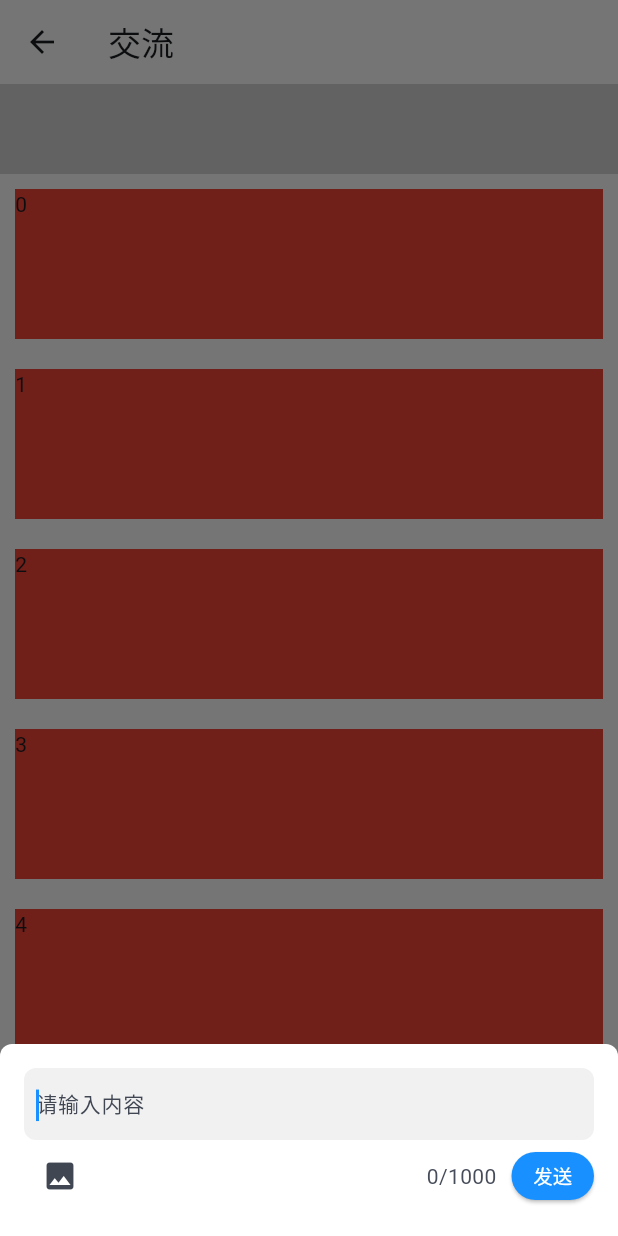
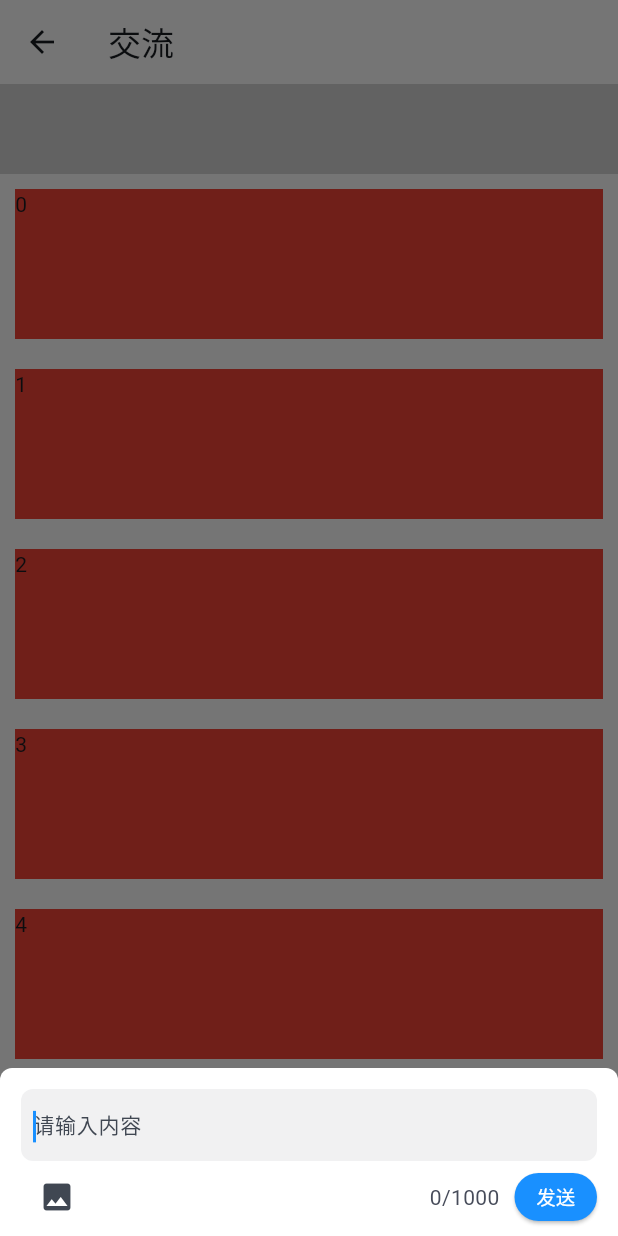
Before and after one commit to acmenlei/flutter_common_package, a Flutter app: the EssayPage screen opened directly, after a tap on the "add" icon, on a phone screen of 412 x 824 dp. Run offline on Flutter 3.47's test engine with Material 3 defaults, Android fonts, the light colour scheme and no system bars; drawn by our look-alikes of oktoast; our stand-ins replace cached_network_image, cookie_jar, device_info_plus, dio, dio_cookie_manager, easy_refresh and 8 more; missing offline and left inert: extended_tabs, flutter_constraintlayout, flutter_inappwebview, fluwx, markdown_widget, multi_image_picker_plus; accounts and stored records are empty; generated files the repository leaves out were written again; network calls fail.

Commit message:
fix: 公共编辑器的底部边距被撑开，导致按钮被键盘遮挡

```diff
--- a/lib/components/common_editor/index.dart
+++ b/lib/components/common_editor/index.dart
@@ -83,11 +83,11 @@ class _CommonEditorState extends State<CommonEditor>
 
   @override
   Widget build(BuildContext context) {
+    final keyboardHeight = MediaQuery.of(context).viewInsets.bottom;
     return GestureDetector(
       onTap: _dismiss,
-      child: Padding(
-        padding:
-            EdgeInsets.only(bottom: MediaQuery.of(context).viewInsets.bottom),
+      child: Container(
+        margin: EdgeInsets.only(bottom: keyboardHeight),
         child: SlideTransition(
           position: _offsetAnimation,
           child: GestureDetector(
@@ -97,13 +97,14 @@ class _CommonEditorState extends State<CommonEditor>
                   const BorderRadius.vertical(top: Radius.circular(8.0)),
               child: Container(
                 color: Get.theme.colorScheme.onPrimary,
-                padding: const EdgeInsets.all(16.0),
+                padding: const EdgeInsets.only(left: 14.0, right: 14, top: 14),
                 child: Column(
                   mainAxisSize: MainAxisSize.min,
                   crossAxisAlignment: CrossAxisAlignment.start,
                   children: [
-                    _buildInput(),
+                    _buildInput(context),
                     _buildSelector(),
+                    const SizedBox(height: 2,)
                   ],
                 ),
               ),
@@ -115,7 +116,7 @@ class _CommonEditorState extends State<CommonEditor>
   }
 
   // 输入框区域
-  _buildInput() {
+  _buildInput(context) {
     return Container(
       padding: const EdgeInsets.symmetric(horizontal: 8),
       decoration: BoxDecoration(
```
